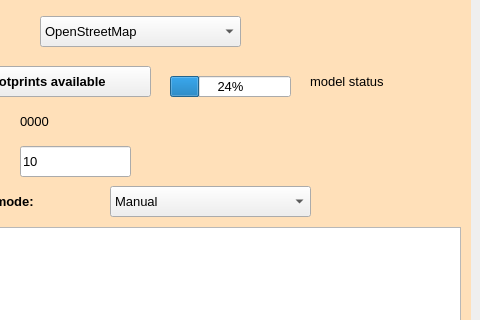
First picture: the form in gui_template/polygon_method.ui, repository GEMScienceTools/RUBIC-AI, before the edit; both pictures show x 140 to 620 and y 224 to 544 of the 620 by 686 pixel window.
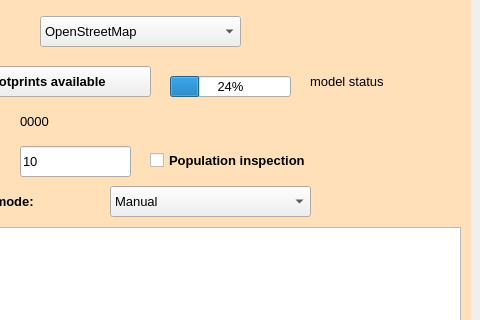
Second picture: the form after the edit.

What changed in the file:
```diff
--- a/gui_template/polygon_method.ui
+++ b/gui_template/polygon_method.ui
@@ -465,6 +465,26 @@
      <string>Footprint source:</string>
     </property>
    </widget>
+   <widget class="QCheckBox" name="checkBox">
+    <property name="geometry">
+     <rect>
+      <x>290</x>
+      <y>369</y>
+      <width>221</width>
+      <height>31</height>
+     </rect>
+    </property>
+    <property name="font">
+     <font>
+      <pointsize>10</pointsize>
+      <weight>75</weight>
+      <bold>true</bold>
+     </font>
+    </property>
+    <property name="text">
+     <string>Population inspection</string>
+    </property>
+   </widget>
    <zorder>backg_1</zorder>
    <zorder>input_button_polygon</zorder>
    <zorder>save_button</zorder>
@@ -488,6 +508,7 @@
    <zorder>collection_mode_value</zorder>
    <zorder>footprint_value</zorder>
    <zorder>footprint_label</zorder>
+   <zorder>checkBox</zorder>
   </widget>
  </widget>
  <resources/>
```
